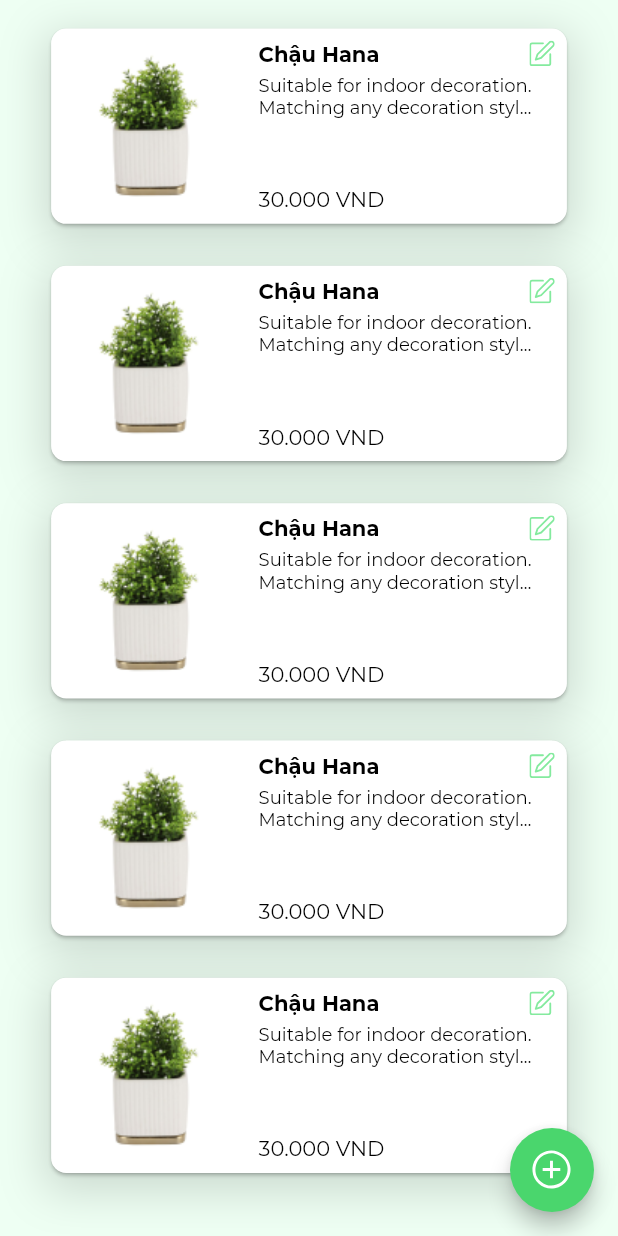
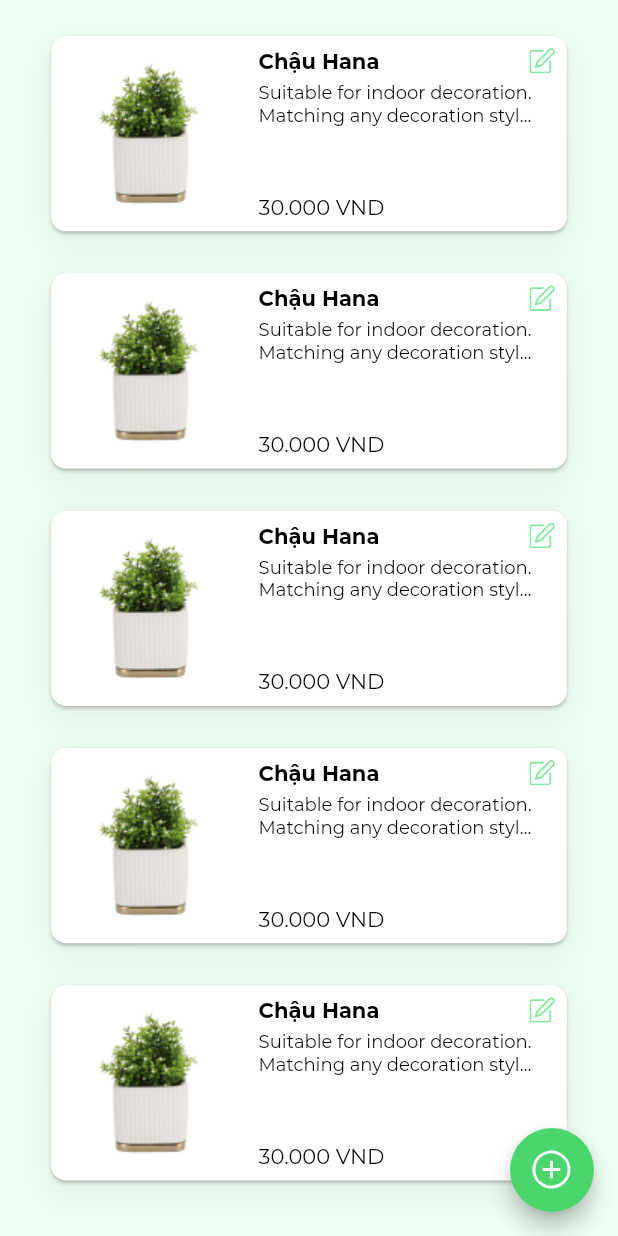
Before and after one commit to nxhung1610/flower-store, a Flutter app: the HomePage screen opened directly, on a phone screen of 412 x 824 dp. Run offline on Flutter 3.47's test engine with Material 2 defaults, Android fonts, the phone set to English and light mode, and no system bars; our stand-ins replace bloc, equatable, flutter_bloc, flutter_screenutil, flutter_spinkit, flutter_svg and 1 more; accounts and stored records are empty; project files that could hold a hidden picture were left out.

Commit message:
[FIX] - fix shadow , litsview

```diff
--- a/lib/src/screens/main/home/home_page.dart
+++ b/lib/src/screens/main/home/home_page.dart
@@ -19,12 +19,15 @@ class _HomePageState extends State<HomePage> {
     return Scaffold(
       backgroundColor: AppColors.color4,
       body: Container(
-        margin: EdgeInsets.symmetric(vertical: 15.h),
         child: ListView.separated(
-          itemCount: 5,
+          physics: BouncingScrollPhysics(),
+          itemCount: 5 + 2,
           separatorBuilder: (BuildContext context, int index) =>
               SizedBox(height: 20.h),
           itemBuilder: (context, index) {
+            if (index == 0 || index == 5 + 1) {
+              return Container(); // zero height: not visible
+            }
             return ProductWidget();
           },
         ),
--- a/lib/src/utils/themes/app_constant.dart
+++ b/lib/src/utils/themes/app_constant.dart
@@ -6,8 +6,8 @@ class AppConstant {
   static const String baseUrl = '';
 
   static final shadowProduct = BoxShadow(
-    color: AppColors.color5.withOpacity(0.15),
-    blurRadius: 24.w,
+    color: AppColors.color5.withOpacity(0.05),
+    blurRadius: 20.w,
     spreadRadius: 0,
     offset: Offset(0, 8.w),
   );
```
